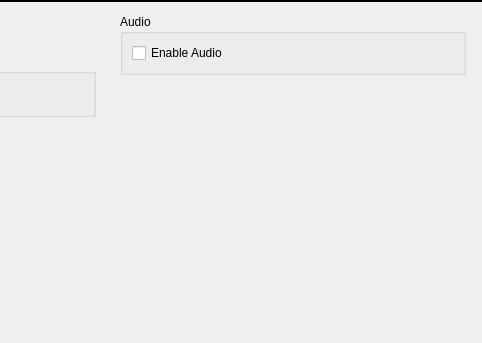
The window that client/nx_client_desktop/src/nx/client/desktop/resource_properties/camera/widgets/camera_settings_general_tab_widget.ui (networkoptix/nx_open) describes before a commit, drawn with Qt 5; both pictures show x 266 to 748 and y 0 to 343 of the 748 by 343 pixel window.
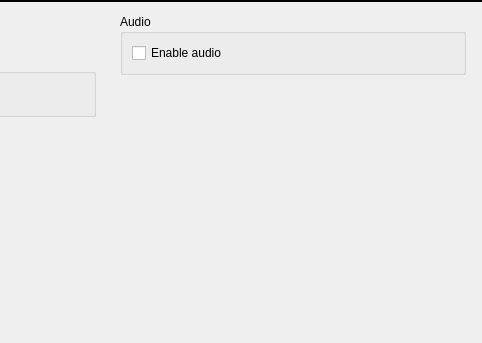
The same window after the commit. Custom widgets are drawn as their Qt base class.

Patch:
```diff
--- a/client/nx_client_desktop/src/nx/client/desktop/resource_properties/camera/widgets/camera_settings_general_tab_widget.ui
+++ b/client/nx_client_desktop/src/nx/client/desktop/resource_properties/camera/widgets/camera_settings_general_tab_widget.ui
@@ -180,7 +180,7 @@
            <item>
             <widget class="QCheckBox" name="enableAudioCheckBox">
              <property name="text">
-              <string>Enable Audio</string>
+              <string>Enable audio</string>
              </property>
             </widget>
            </item>
```
